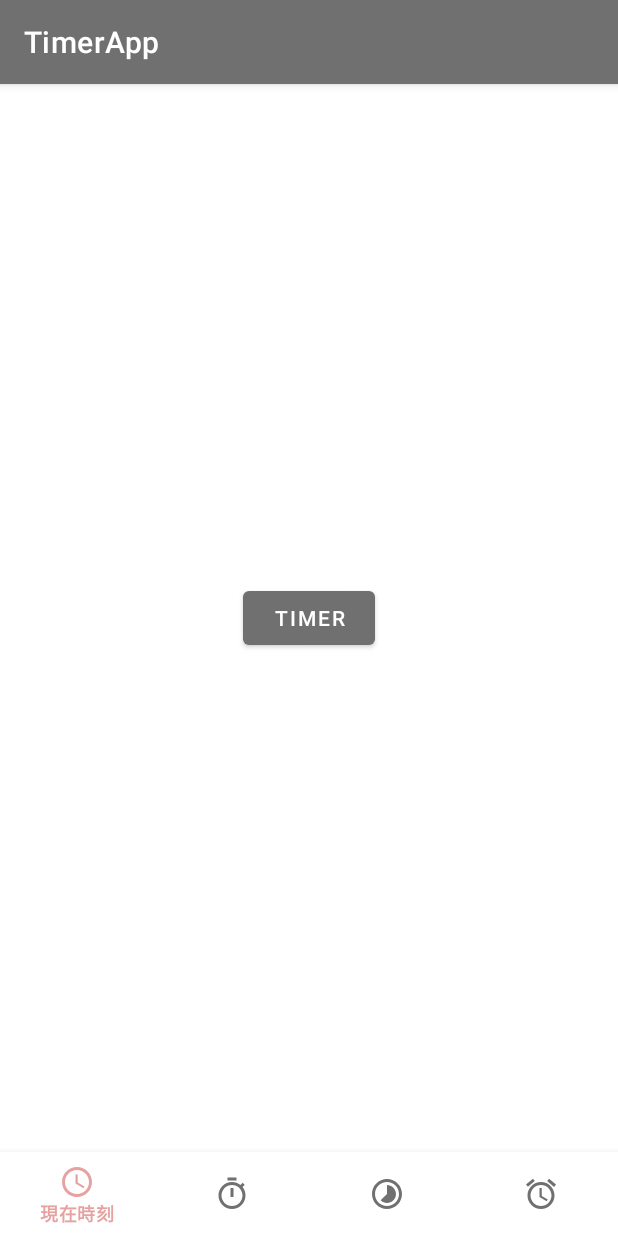
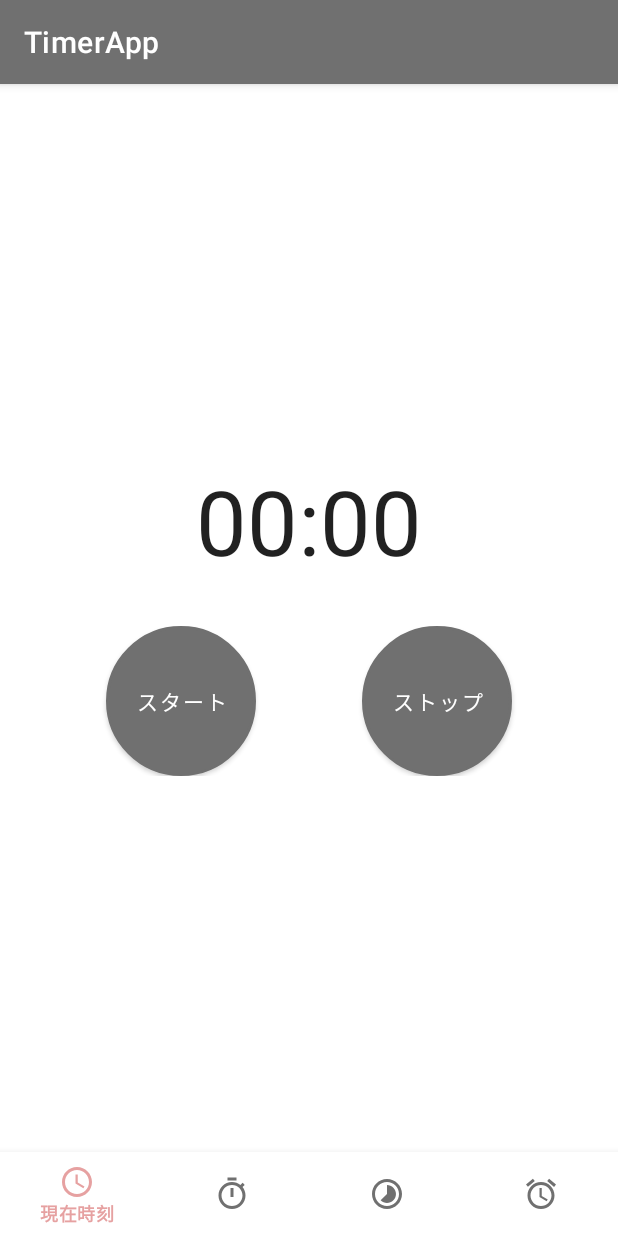
Before and after one commit to SEKI-YUTA/Android_MyTimeApp, an Android app: the fragment TimerFragment placed in its activity, on a phone screen of 412 x 824 dp. Run offline under Robolectric (Android 15) with nearby library versions, the light colour scheme and no system bars.

Commit message:
add layout to TimerFragment copy from StopWatchFragment and some change...

```diff
--- a/app/src/main/java/com/example/timerapp/MainActivity.java
+++ b/app/src/main/java/com/example/timerapp/MainActivity.java
@@ -8,9 +8,13 @@ import androidx.fragment.app.FragmentContainerView;
 import android.os.Bundle;
 import android.view.MenuItem;
 
+import com.example.timerapp.Models.Alarm;
 import com.google.android.material.bottomnavigation.BottomNavigationMenuView;
 import com.google.android.material.bottomnavigation.BottomNavigationView;
 import com.google.android.material.navigation.NavigationBarView;
+
+import java.util.ArrayList;
+import java.util.List;
 
 public class MainActivity extends AppCompatActivity {
     FragmentContainerView fragmentContainerView;
@@ -24,6 +28,8 @@ public class MainActivity extends AppCompatActivity {
         fragmentContainerView = findViewById(R.id.fragment_container);
         bottomNavigationView = findViewById(R.id.bottomNav);
 
+
+        // 初期状態だとフラグメントが何も表示されないのでとりあえずTimeFragmentを表示させておく
         getSupportFragmentManager().beginTransaction()
                 .replace(R.id.fragment_container, new TimeFragment())
                 .commit();
--- a/app/src/main/java/com/example/timerapp/TimerFragment.java
+++ b/app/src/main/java/com/example/timerapp/TimerFragment.java
@@ -26,26 +26,26 @@ public class TimerFragment extends Fragment {
         // Inflate the layout for this fragment
         mediaPlayer = MediaPlayer.create(getContext(), R.raw.alarm1);
         View view = inflater.inflate(R.layout.fragment_timer, container, false);
-        btn_test = view.findViewById(R.id.btn_test);
-
-        TimePickerDialog.OnTimeSetListener listener = new TimePickerDialog.OnTimeSetListener() {
-            @Override
-            public void onTimeSet(TimePicker timePicker, int i, int i1) {
-                hour = i;
-                min = i1;
-                btn_test.setText(String.format(Locale.getDefault(), "%02d:%02d", hour, min));
-            }
-        };
-
-        btn_test.setOnClickListener(new View.OnClickListener() {
-            @Override
-            public void onClick(View view) {
-//                if(mediaPlayer.isPlaying()) return;
-//                mediaPlayer.start();
-                TimePickerDialog dialog = new TimePickerDialog(getContext(), listener, hour, min , true);
-                dialog.show();
-            }
-        });
+//        btn_test = view.findViewById(R.id.btn_test);
+//
+//        TimePickerDialog.OnTimeSetListener listener = new TimePickerDialog.OnTimeSetListener() {
+//            @Override
+//            public void onTimeSet(TimePicker timePicker, int i, int i1) {
+//                hour = i;
+//                min = i1;
+//                btn_test.setText(String.format(Locale.getDefault(), "%02d:%02d", hour, min));
+//            }
+//        };
+//
+//        btn_test.setOnClickListener(new View.OnClickListener() {
+//            @Override
+//            public void onClick(View view) {
+////                if(mediaPlayer.isPlaying()) return;
+////                mediaPlayer.start();
+//                TimePickerDialog dialog = new TimePickerDialog(getContext(), listener, hour, min , true);
+//                dialog.show();
+//            }
+//        });
 
 
 
--- a/app/src/main/res/layout/fragment_timer.xml
+++ b/app/src/main/res/layout/fragment_timer.xml
@@ -1,15 +1,57 @@
 <?xml version="1.0" encoding="utf-8"?>
 <RelativeLayout xmlns:android="http://schemas.android.com/apk/res/android"
+    xmlns:app="http://schemas.android.com/apk/res-auto"
     xmlns:tools="http://schemas.android.com/tools"
     android:layout_width="match_parent"
     android:layout_height="match_parent"
     tools:context=".TimerFragment">
 
-    <Button
-        android:id="@+id/btn_test"
-        android:layout_width="wrap_content"
+    <LinearLayout
+        android:layout_centerInParent="true"
+        android:layout_width="match_parent"
         android:layout_height="wrap_content"
-        android:layout_centerInParent="true"
-        android:text="Timer" />
+        android:orientation="vertical">
+
+        <Chronometer
+            android:id="@+id/myChronometer"
+            android:layout_width="match_parent"
+            android:layout_height="wrap_content"
+            android:textAlignment="center"
+            android:textSize="60sp" />
+
+        <androidx.constraintlayout.widget.ConstraintLayout
+            android:layout_width="match_parent"
+            android:layout_height="wrap_content"
+            android:layout_marginTop="30dp"
+            android:orientation="horizontal">
+
+            <Button
+                android:id="@+id/btn_startAndStop"
+                android:layout_width="100dp"
+                android:layout_height="100dp"
+                android:layout_gravity="center_horizontal"
+                android:background="@drawable/btn_rounded_bg"
+                android:text="スタート"
+                android:textColor="@color/white"
+                app:layout_constraintEnd_toStartOf="@+id/btn_reset"
+                app:layout_constraintHorizontal_bias="0.5"
+                app:layout_constraintStart_toStartOf="parent"
+                app:layout_constraintTop_toTopOf="parent" />
+
+            <Button
+                android:id="@+id/btn_reset"
+                android:layout_width="100dp"
+                android:layout_height="100dp"
+                android:layout_gravity="center_horizontal"
+                android:background="@drawable/btn_rounded_bg"
+                android:text="ストップ"
+                android:textColor="@color/white"
+                app:layout_constraintEnd_toEndOf="parent"
+                app:layout_constraintHorizontal_bias="0.5"
+                app:layout_constraintStart_toEndOf="@+id/btn_startAndStop"
+                app:layout_constraintTop_toTopOf="parent" />
+        </androidx.constraintlayout.widget.ConstraintLayout>
+    </LinearLayout>
+
 
 </RelativeLayout>
```
